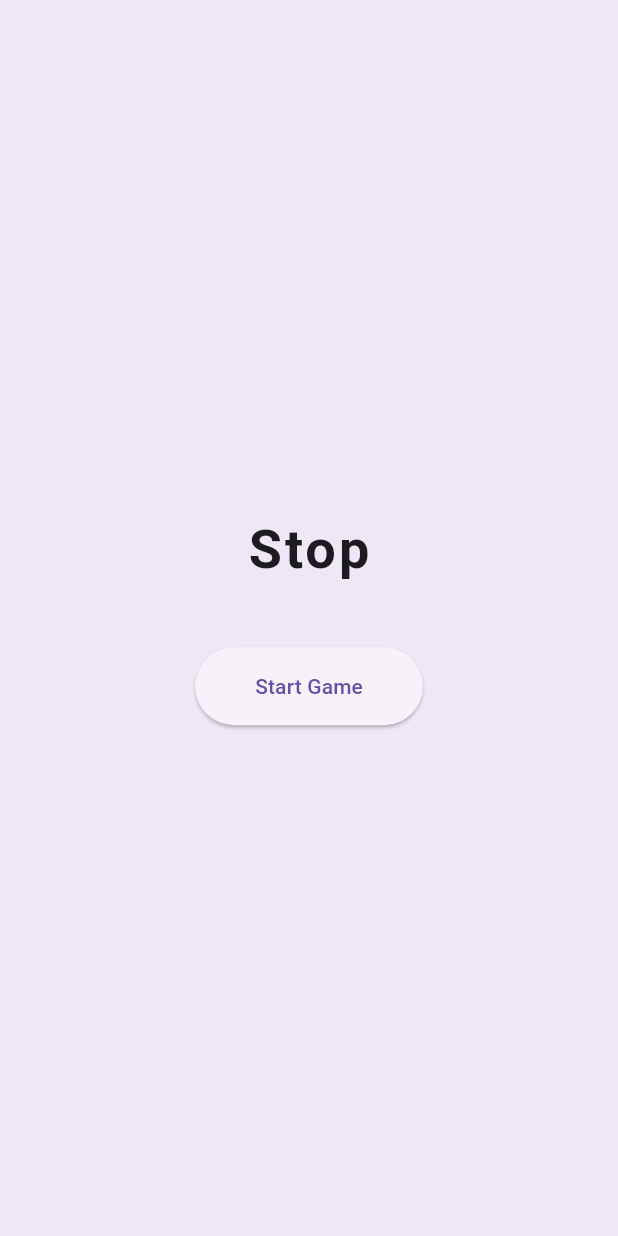
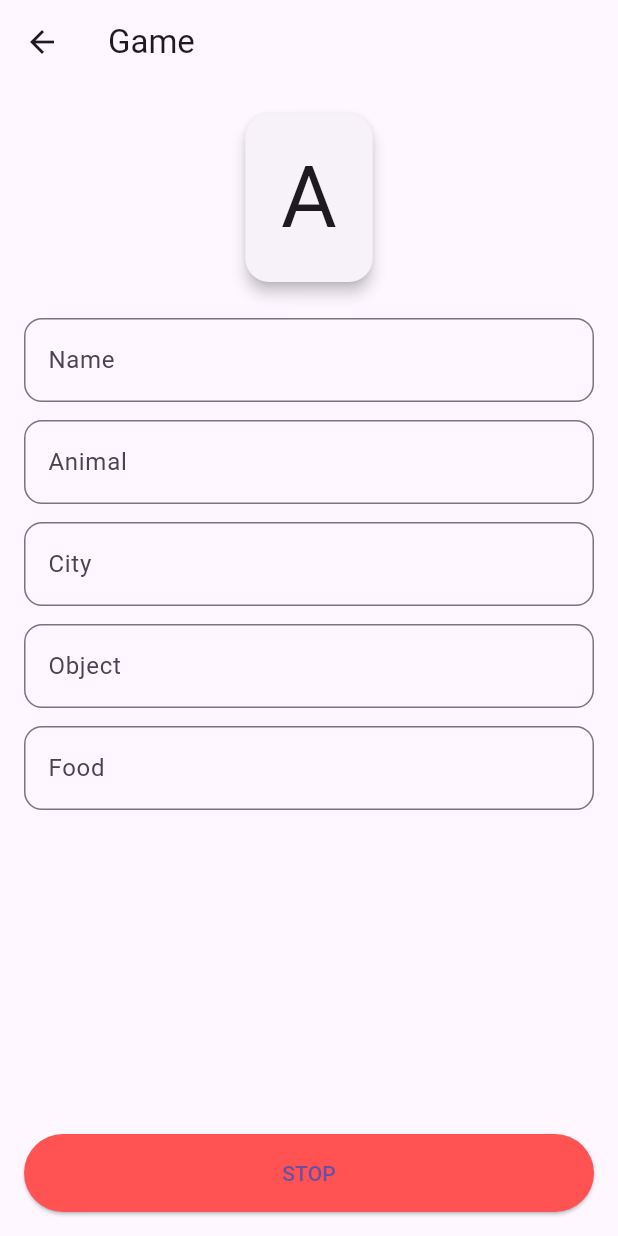
Before and after one commit to igoride/Adedonha, a Flutter app: the screen it shows after launch, after a tap on "Start Game", on a phone screen of 412 x 824 dp. Run offline on Flutter 3.47's test engine with Material 3 defaults, Android fonts, the phone set to English and light mode, and no system bars.

Commit message:
Gamescreen.

```diff
--- a/lib/main.dart
+++ b/lib/main.dart
@@ -1,3 +1,4 @@
+import 'package:adedonha/screens/gamescreen.dart';
 import 'package:flutter/material.dart';
 
 void main() {
@@ -45,7 +46,10 @@ class HomeScreen extends StatelessWidget {
                 padding: const EdgeInsets.symmetric(horizontal: 40, vertical: 16),
               ),
               onPressed: () {
-
+                Navigator.push(
+                  context,
+                  MaterialPageRoute(builder: (_) => const GameScreen()),
+                );
               },
               child: const Text('Start Game'),
             ),
--- /dev/null
+++ b/lib/screens/gamescreen.dart
@@ -0,0 +1,80 @@
+import 'package:flutter/cupertino.dart';
+import 'package:flutter/material.dart';
+
+class GameScreen extends StatelessWidget {
+  const GameScreen({super.key});
+
+  final List<String> categories = const [
+    'Name',
+    'Animal',
+    'City',
+    'Object',
+    'Food',
+  ];
+
+  @override
+  Widget build(BuildContext context) {
+    return Scaffold(
+      appBar: AppBar(title: const Text('Game')),
+      body: Padding(
+        padding: const EdgeInsets.all(16),
+        child: Column(
+          children: [
+            // Letter Card
+            Card(
+              elevation: 4,
+              shape: RoundedRectangleBorder(borderRadius: BorderRadius.circular(16)),
+              child: Padding(
+                padding: const EdgeInsets.all(24),
+                child: Text(
+                  'A',
+                  style: Theme.of(context).textTheme.displayLarge,
+                ),
+              ),
+            ),
+
+            const SizedBox(height: 20),
+
+            // Categories
+            Expanded(
+              child: ListView.builder(
+                itemCount: categories.length,
+                itemBuilder: (context, index) {
+                  return Padding(
+                    padding: const EdgeInsets.only(bottom: 12),
+                    child: TextField(
+                      decoration: InputDecoration(
+                        labelText: categories[index],
+                        border: OutlineInputBorder(
+                          borderRadius: BorderRadius.circular(12),
+                        ),
+                      ),
+                    ),
+                  );
+                },
+              ),
+            ),
+
+            // Stop Button
+            SizedBox(
+              width: double.infinity,
+              child: ElevatedButton(
+                style: ElevatedButton.styleFrom(
+                  padding: const EdgeInsets.all(16),
+                  backgroundColor: Colors.redAccent,
+                ),
+                onPressed: () {
+                 // Navigator.push(
+                   // context,
+                   // MaterialPageRoute(builder: (_) => const ScoreScreen()),
+                 // );
+                },
+                child: const Text('STOP'),
+              ),
+            )
+          ],
+        ),
+      ),
+    );
+  }
+}
```
